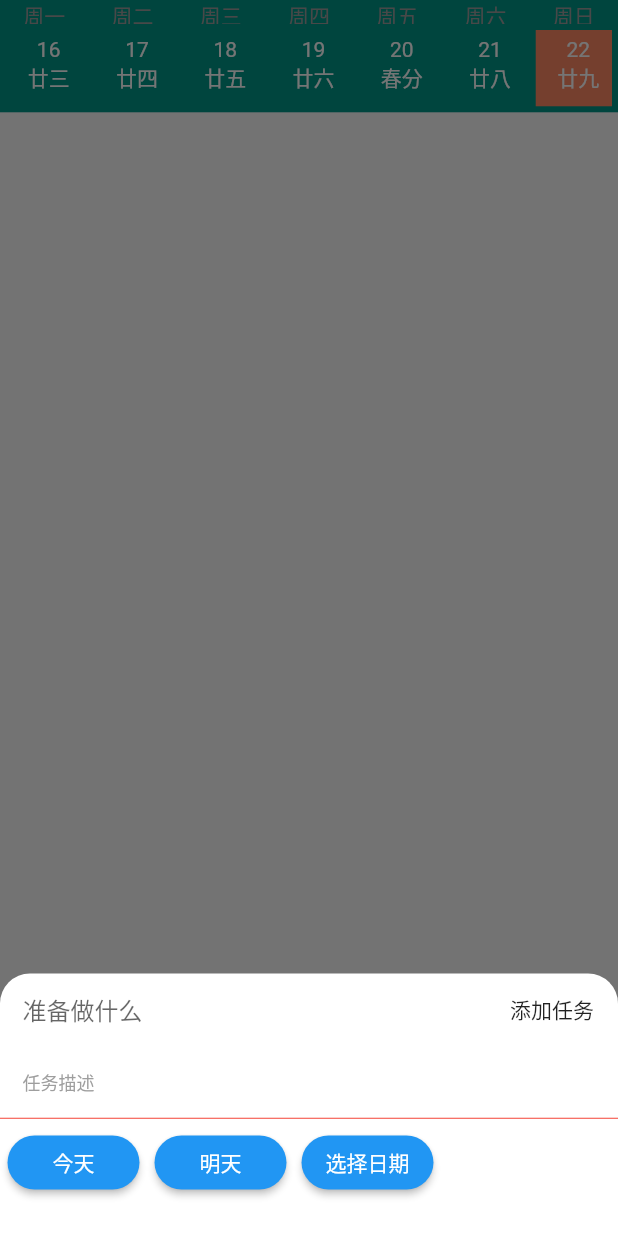
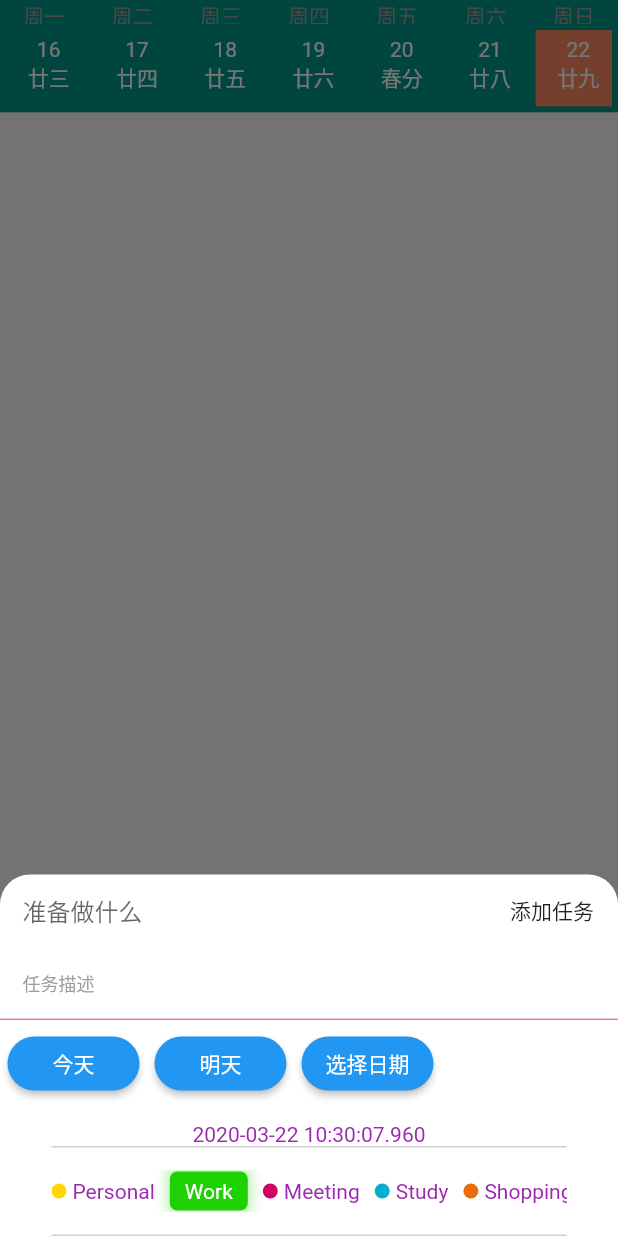
Before and after one commit to nodelinker/milestone, a Flutter app: the screen it shows after launch, after a tap on the "add" icon, on a phone screen of 412 x 824 dp. Run offline on Flutter 3.47's test engine with Material 2 defaults, Android fonts, the phone set to English and light mode, and no system bars; drawn by our look-alikes of table_calendar.

```diff
--- a/lib/main.dart
+++ b/lib/main.dart
@@ -1,8 +1,7 @@
 import 'package:flutter/material.dart';
 import 'package:intl/date_symbol_data_local.dart';
+import 'package:milestone_app/pages/home_page.dart';
 import 'package:milestone_app/viewmodels/tasks_viewmodel.dart';
-import 'package:milestone_app/widget/bottom_sheet.dart';
-import 'package:milestone_app/widget/custom_calendar.dart';
 import 'package:provider/provider.dart';
 
 void main() {
@@ -29,28 +28,3 @@ class MyApp extends StatelessWidget {
     );
   }
 }
-
-class MyHomePage extends StatelessWidget {
-  const MyHomePage({
-    Key key,
-  }) : super(key: key);
-
-  @override
-  Widget build(BuildContext context) {
-    return Scaffold(
-      floatingActionButton: FloatingActionButton(
-        onPressed: () {
-          buildShowModalBottomSheet(context);
-        },
-        child: Icon(Icons.add),
-      ),
-      // appBar: AppBar(
-      //   title: Text('Material App Bar'),
-      // ),
-      body: Container(
-        color: Colors.teal,
-        child: SafeArea(child: Container(child: CustomCalendarWidget())),
-      ),
-    );
-  }
-}
--- a/lib/models/tasks_model.dart
+++ b/lib/models/tasks_model.dart
@@ -2,15 +2,17 @@
 
 class TaskModel{
 
+  String taskID;
   String taskName;
   String taskDesc;
   DateTime datetime;
 
 
-  TaskModel({this.taskName, this.taskDesc, this.datetime});
+  TaskModel({this.taskID, this.taskName, this.taskDesc, this.datetime});
 
   factory TaskModel.fromJson(Map<String, dynamic> json) {
     return TaskModel(
+      taskID: json["task_id"],
       taskName: json["task_name"],
       taskDesc: json["task_desc"],
       datetime: json["datetime"]
--- /dev/null
+++ b/lib/pages/home_page.dart
@@ -0,0 +1,37 @@
+
+
+import 'package:flutter/material.dart';
+import 'package:milestone_app/widget/bottom_sheet.dart';
+import 'package:milestone_app/widget/custom_calendar.dart';
+
+class MyHomePage extends StatefulWidget {
+
+  const MyHomePage({
+    Key key,
+  }) : super(key: key);
+
+  @override
+  _MyHomePageState createState() => _MyHomePageState();
+}
+
+class _MyHomePageState extends State<MyHomePage> {
+
+  @override
+  Widget build(BuildContext context) {
+    return Scaffold(
+      floatingActionButton: FloatingActionButton(
+        onPressed: () {
+          buildShowModalBottomSheet(context);
+        },
+        child: Icon(Icons.add),
+      ),
+      // appBar: AppBar(
+      //   title: Text('Material App Bar'),
+      // ),
+      body: Container(
+        color: Colors.teal,
+        child: SafeArea(child: Container(child: CustomCalendarWidget())),
+      ),
+    );
+  }
+}
--- a/lib/viewmodels/tasks_viewmodel.dart
+++ b/lib/viewmodels/tasks_viewmodel.dart
@@ -1,16 +1,30 @@
 
 
 import 'package:flutter/cupertino.dart';
+import 'package:intl/intl.dart';
 import 'package:milestone_app/models/tasks_model.dart';
 
 class TaskViewModel extends ChangeNotifier{
 
-  Map<DateTime, List<TaskModel>> tasks;
+  List<TaskModel> events = List<TaskModel>();
+  Map<String, List<dynamic>> tasks = Map<String, List<dynamic>>();
 
 
   void addTask(DateTime datetime, TaskModel task){
 
+    // debugPrint("========> ${task.taskName}, ${task.taskDesc}");
 
+    String dtFmt = DateFormat('yyyy-MM-dd').format(datetime);
+
+    List selectedEvents = tasks[dtFmt] ?? [];
+    selectedEvents.add(task);
+    tasks[dtFmt] = selectedEvents;
+
+    selectedEvents.forEach((elems) => {
+      debugPrint("aa => ${elems.taskName}, ${elems.taskDesc}")
+    });
+
+    // tasks[datetime].add(task);
     notifyListeners();
   }
 
--- a/lib/widget/bottom_sheet.dart
+++ b/lib/widget/bottom_sheet.dart
@@ -1,6 +1,15 @@
 import 'package:flutter/material.dart';
+import 'package:milestone_app/models/custom_colors.dart';
+import 'package:milestone_app/models/tasks_model.dart';
+import 'package:milestone_app/viewmodels/tasks_viewmodel.dart';
+import 'package:provider/provider.dart';
 
 Future buildShowModalBottomSheet(BuildContext context) {
+
+  DateTime pickedDate = DateTime.now();
+  TaskModel task = TaskModel();
+  final taskList = Provider.of<TaskViewModel>(context, listen: false);
+
   return showModalBottomSheet(
       isScrollControlled: true,
       context: context,
@@ -50,11 +59,22 @@ Future buildShowModalBottomSheet(BuildContext context) {
                   Row(
                     textDirection: TextDirection.rtl,
                     children: <Widget>[
-                      FlatButton(onPressed: () {}, child: Text("添加任务")),
+                      FlatButton(onPressed: () {
+
+                        debugPrint("picked datetime : $pickedDate");
+                        taskList.addTask(pickedDate, task);
+
+                        Navigator.pop(context);
+
+
+                      }, child: Text("添加任务")),
                       Expanded(
                           child: Padding(
                         padding: const EdgeInsets.only(left: 15.0, right: 15),
-                        child: TextFormField(
+                        child: TextField(
+                          onChanged: (value){
+                            task.taskName = value;
+                          },
                           decoration: InputDecoration(
                               border: InputBorder.none, hintText: "准备做什么"),
                         ),
@@ -67,6 +87,9 @@ Future buildShowModalBottomSheet(BuildContext context) {
                         child: Padding(
                       padding: const EdgeInsets.only(left: 15, right: 15),
                       child: TextField(
+                        onChanged: (value){
+                          task.taskDesc = value;
+                        },
                         decoration: InputDecoration(
                           border: InputBorder.none,
                           hintText: "任务描述",
@@ -115,19 +138,22 @@ Future buildShowModalBottomSheet(BuildContext context) {
                           splashColor: Colors.blueAccent,
                           textColor: Colors.white,
                           onPressed: () async {
-                            final DateTime pickedDate = await showDatePicker(
-                                context: context,
-                                initialDate: DateTime.now(),
-                                firstDate: DateTime(1970),
-                                lastDate: DateTime(2070),
-                                );
+                            pickedDate = await showDatePicker(
+                              context: context,
+                              initialDate: DateTime.now(),
+                              firstDate: DateTime(1970),
+                              lastDate: DateTime(2070),
+                            );
                           },
                           child: Text("选择日期"),
                         ),
                       ),
                     ],
                   ),
-                  SizedBox(height: 20.0)
+                  SizedBox(height: 10.0),
+
+                  Text("$pickedDate"),
+                  selectGadgetList(context),
                   // Row(
                   //   textDirection: TextDirection.rtl,
                   //   children: <Widget>[
@@ -150,9 +176,138 @@ Future buildShowModalBottomSheet(BuildContext context) {
                   //   ),
                   // ),
                 ],
+
               ),
             ),
           ),
         );
       });
+
 }
+
+
+ Container selectGadgetList(BuildContext context) {
+    return Container(
+      width: MediaQuery.of(context).size.width / 1.2,
+      height: 60,
+      padding: EdgeInsets.symmetric(vertical: 15),
+      decoration: BoxDecoration(
+        border: Border(
+          top: BorderSide(
+            width: 1.0,
+            color: CustomColors.GreyBorder,
+          ),
+          bottom: BorderSide(
+            width: 1.0,
+            color: CustomColors.GreyBorder,
+          ),
+        ),
+      ),
+      child: ListView(
+        scrollDirection: Axis.horizontal,
+        shrinkWrap: true,
+        children: <Widget>[
+          Center(
+            child: Row(
+              children: <Widget>[
+                Container(
+                  height: 10.0,
+                  width: 10.0,
+                  margin: EdgeInsets.only(right: 4),
+                  decoration: BoxDecoration(
+                    color: CustomColors.YellowAccent,
+                    shape: BoxShape.circle,
+                  ),
+                ),
+                Container(
+                  margin: EdgeInsets.only(right: 10),
+                  child: Text('Personal'),
+                ),
+              ],
+            ),
+          ),
+          Center(
+            child: Container(
+              margin: EdgeInsets.only(right: 10),
+              child: Text(
+                'Work',
+                style: TextStyle(color: Colors.white),
+              ),
+              padding: EdgeInsets.symmetric(vertical: 5, horizontal: 10),
+              decoration: BoxDecoration(
+                borderRadius: BorderRadius.all(
+                  Radius.circular(5),
+                ),
+                color: CustomColors.GreenIcon,
+                boxShadow: [
+                  BoxShadow(
+                    color: CustomColors.GreenShadow,
+                    blurRadius: 5.0,
+                    spreadRadius: 3.0,
+                    offset: Offset(0.0, 0.0),
+                  ),
+                ],
+              ),
+            ),
+          ),
+          Center(
+            child: Row(
+              children: <Widget>[
+                Container(
+                  height: 10.0,
+                  width: 10.0,
+                  margin: EdgeInsets.only(right: 4),
+                  decoration: BoxDecoration(
+                    color: CustomColors.PurpleIcon,
+                    shape: BoxShape.circle,
+                  ),
+                ),
+                Container(
+                  margin: EdgeInsets.only(right: 10),
+                  child: Text('Meeting'),
+                ),
+              ],
+            ),
+          ),
+          Center(
+            child: Row(
+              children: <Widget>[
+                Container(
+                  height: 10.0,
+                  width: 10.0,
+                  margin: EdgeInsets.only(right: 4),
+                  decoration: BoxDecoration(
+                    color: CustomColors.BlueIcon,
+                    shape: BoxShape.circle,
+                  ),
+                ),
+                Container(
+                  margin: EdgeInsets.only(right: 10),
+                  child: Text('Study'),
+                ),
+              ],
+            ),
+          ),
+          Center(
+            child: Row(
+              children: <Widget>[
+                Container(
+                  height: 10.0,
+                  width: 10.0,
+                  margin: EdgeInsets.only(right: 4),
+                  decoration: BoxDecoration(
+                    color: CustomColors.OrangeIcon,
+                    shape: BoxShape.circle,
+                  ),
+                ),
+                Container(
+                  margin: EdgeInsets.only(right: 10),
+                  child: Text('Shopping'),
+                ),
+              ],
+            ),
+          ),
+        ],
+      ),
+    );
+  }
```
Also changed, not shown: lib/models/custom_colors.dart (added, +57 -0 lines).
